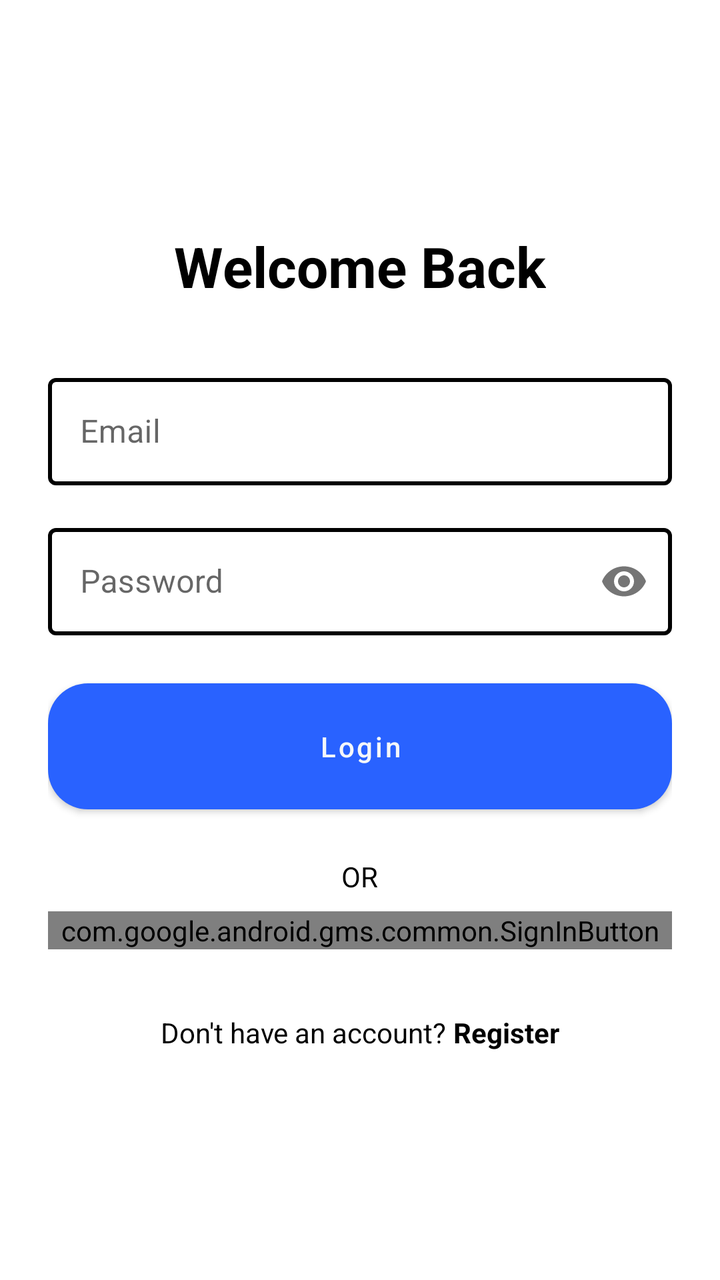
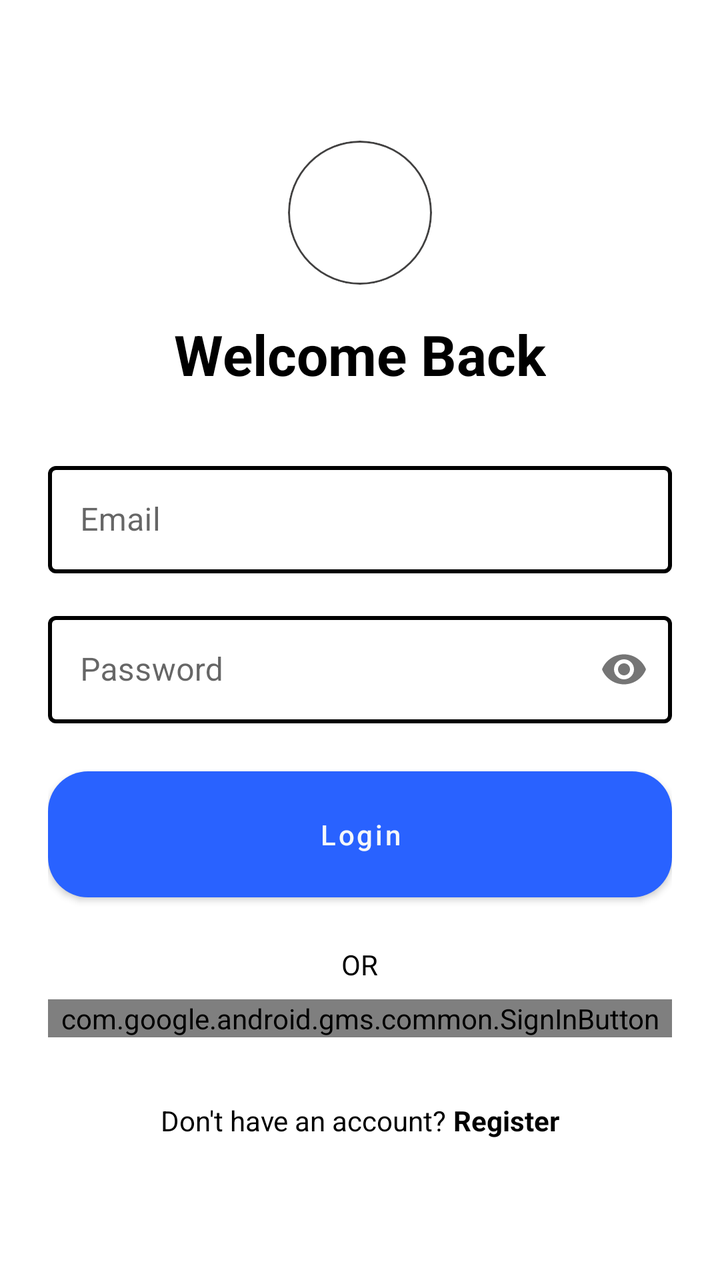

Screens rendered from an Android XML layout before and after an edit, with the pre-edit source and the edit as a unified diff.
<!-- AndroidManifest.xml: application theme Theme.VISITINGCARD -->
<!-- res/layout/login_ui.xml -->
<?xml version="1.0" encoding="utf-8"?>
<ScrollView xmlns:android="http://schemas.android.com/apk/res/android"
    xmlns:app="http://schemas.android.com/apk/res-auto"
    xmlns:tools="http://schemas.android.com/tools"
    android:layout_width="match_parent"
    android:layout_height="match_parent"
    android:fillViewport="true"
    android:background="?android:colorBackground"
    tools:context=".LoginUI">

    <LinearLayout
        android:layout_width="match_parent"
        android:layout_height="wrap_content"
        android:orientation="vertical"
        android:padding="24dp"
        android:gravity="center">

        <TextView
            android:layout_width="wrap_content"
            android:layout_height="wrap_content"
            android:text="Welcome Back"
            android:textSize="28sp"
            android:textStyle="bold"
            android:textColor="?attr/colorOnBackground"
            android:layout_marginBottom="32dp"/>

        <com.google.android.material.textfield.TextInputLayout
            android:layout_width="match_parent"
            android:layout_height="wrap_content"
            android:layout_marginBottom="16dp"
            style="@style/AppTextInputLayout"
            android:hint="Email">

            <com.google.android.material.textfield.TextInputEditText
                android:id="@+id/emailEditText"
                android:layout_width="match_parent"
                android:layout_height="wrap_content"
                android:inputType="textEmailAddress"
                android:padding="16dp"/>
        </com.google.android.material.textfield.TextInputLayout>

        <com.google.android.material.textfield.TextInputLayout
            android:layout_width="match_parent"
            android:layout_height="wrap_content"
            android:layout_marginBottom="24dp"
            style="@style/AppTextInputLayout"
            app:passwordToggleEnabled="true"
            android:hint="Password">

            <com.google.android.material.textfield.TextInputEditText
                android:id="@+id/passwordEditText"
                android:layout_width="match_parent"
                android:layout_height="wrap_content"
                android:inputType="textPassword"
                android:padding="16dp"/>
        </com.google.android.material.textfield.TextInputLayout>

        <Button
            android:id="@+id/loginButton"
            android:layout_width="match_parent"
            android:layout_height="wrap_content"
            android:text="Login"
            android:background="@drawable/btn"
            android:textColor="@color/white"
            android:layout_marginBottom="16dp"
            android:padding="16dp"
            android:textAllCaps="false"/>

        <TextView
            android:layout_width="wrap_content"
            android:layout_height="wrap_content"
            android:text="OR"
            android:textColor="?attr/colorOnBackground"
            android:layout_marginVertical="8dp"/>

        <com.google.android.gms.common.SignInButton
            android:id="@+id/googleSignInButton"
            android:layout_width="match_parent"
            android:layout_height="wrap_content"
            android:layout_marginBottom="16dp"/>

        <LinearLayout
            android:layout_width="match_parent"
            android:layout_height="wrap_content"
            android:orientation="horizontal"
            android:gravity="center"
            android:layout_marginTop="16dp">

            <TextView
                android:layout_width="wrap_content"
                android:layout_height="wrap_content"
                android:text="Don't have an account? "
                android:textColor="?attr/colorOnBackground"/>

            <TextView
                android:id="@+id/registerTextView"
                android:layout_width="wrap_content"
                android:layout_height="wrap_content"
                android:text="Register"
                android:textColor="?attr/colorOnBackground"
                android:textStyle="bold"/>
        </LinearLayout>

        <ProgressBar
            android:id="@+id/progressBar"
            style="?android:attr/progressBarStyle"
            android:layout_width="wrap_content"
            android:layout_height="wrap_content"
            android:visibility="gone"
            android:layout_marginTop="16dp"/>

    </LinearLayout>
</ScrollView>
<!-- resources referenced by this layout -->
<resources>
  <color name="white">#F5F7FA</color>
  <!-- drawable btn (drawable) -->
  <?xml version="1.0" encoding="utf-8"?>
  <selector xmlns:android="http://schemas.android.com/apk/res/android">
  
      
      <item android:state_pressed="true">
          <shape android:shape="rectangle">
              <solid android:color="@color/textPrimary" /> 
              <corners android:radius="20dp" />
              <padding
                  android:left="16dp"
                  android:right="16dp"
                  android:top="8dp"
                  android:bottom="8dp" />
          </shape>
      </item>
  
      
      <item>
          <shape android:shape="rectangle">
              <solid android:color="@color/blue" /> 
              <corners android:radius="20dp" />
              <padding
                  android:left="16dp"
                  android:right="16dp"
                  android:top="8dp"
                  android:bottom="8dp" />
          </shape>
      </item>
  </selector>
  <style name="AppTextInputLayout" parent="Widget.MaterialComponents.TextInputLayout.OutlinedBox">
          <item name="boxStrokeColor">@color/textinput_stroke</item>
          <item name="hintTextColor">@color/textinput_stroke</item>
          <item name="boxStrokeWidth">2dp</item>
          <item name="boxStrokeWidthFocused">3dp</item>
          <item name="boxBackgroundMode">outline</item>
      </style>
  <style name="Theme.VISITINGCARD" parent="Theme.MaterialComponents.Light.NoActionBar">
          
          <item name="colorPrimary">@color/buttonBackground</item>
          <item name="colorPrimaryVariant">@color/textPrimary</item>
          
          <item name="colorPrimaryDark">@color/white</item>
          <item name="colorOnPrimary">@color/buttonText</item>
  
          <item name="colorSecondary">@color/linkColor</item>
          <item name="colorSecondaryVariant">@color/teal_700</item>
          <item name="colorOnSecondary">@color/white</item>
  
          
          <item name="android:statusBarColor">@color/white</item>
          <item name="android:windowLightStatusBar">true</item>
          <item name="android:navigationBarColor">@color/black</item>
          
          <item name="android:forceDarkAllowed">false</item>
          
          
          <item name="textInputStyle">@style/AppTextInputLayout</item>
          <item name="textInputOutlinedStyle">@style/AppTextInputLayout</item>
      </style>
  <color name="textPrimary">@color/blue</color>
  <color name="blue">#2962FF</color>
  <color name="buttonBackground">@color/blue</color>
  <color name="buttonText">#FFFFFF</color>
  <color name="linkColor">#00ACC1</color>
  <color name="teal_700">#FF018786</color>
  <color name="black">#0D0D0D</color>
</resources>

<!-- the commit's change to res/layout/login_ui.xml (unified diff, before → after) -->
@@ -14,6 +14,17 @@
         android:orientation="vertical"
         android:padding="24dp"
         android:gravity="center">
+
+        <ImageView
+            android:id="@+id/appIcon"
+            android:layout_width="72dp"
+            android:layout_height="72dp"
+            android:layout_marginBottom="16dp"
+            android:background="@drawable/circle_icon_bg"
+            android:clipToOutline="true"
+            android:contentDescription="App icon"
+            android:scaleType="centerCrop"
+            android:src="@mipmap/ic_launcher" />
 
         <TextView
             android:layout_width="wrap_content"
<!-- resource entries referenced after the edit -->
@@ -31,6 +31,19 @@
           </shape>
       </item>
   </selector>
+  <!-- drawable circle_icon_bg (drawable) -->
+  <?xml version="1.0" encoding="utf-8"?>
+  <shape xmlns:android="http://schemas.android.com/apk/res/android" android:shape="oval">
+      <solid android:color="#FFFFFFFF" />
+      <size android:width="80dp" android:height="80dp" />
+      <stroke android:width="1dp" android:color="#424141" />
+  </shape>
+  <!-- mipmap ic_launcher (mipmap-anydpi-v26) -->
+  <?xml version="1.0" encoding="utf-8"?>
+  <adaptive-icon xmlns:android="http://schemas.android.com/apk/res/android">
+      <background android:drawable="@drawable/ic_launcher_background"/>
+      <foreground android:drawable="@mipmap/ic_launcher_foreground"/>
+  </adaptive-icon>
   <style name="AppTextInputLayout" parent="Widget.MaterialComponents.TextInputLayout.OutlinedBox">
           <item name="boxStrokeColor">@color/textinput_stroke</item>
           <item name="hintTextColor">@color/textinput_stroke</item>
@@ -63,6 +76,7 @@
       </style>
   <color name="textPrimary">@color/blue</color>
   <color name="blue">#2962FF</color>
+  <!-- drawable ic_launcher_background: vector/xml drawable (drawable, 4866 chars, omitted) -->
   <color name="buttonBackground">@color/blue</color>
   <color name="buttonText">#FFFFFF</color>
   <color name="linkColor">#00ACC1</color>
